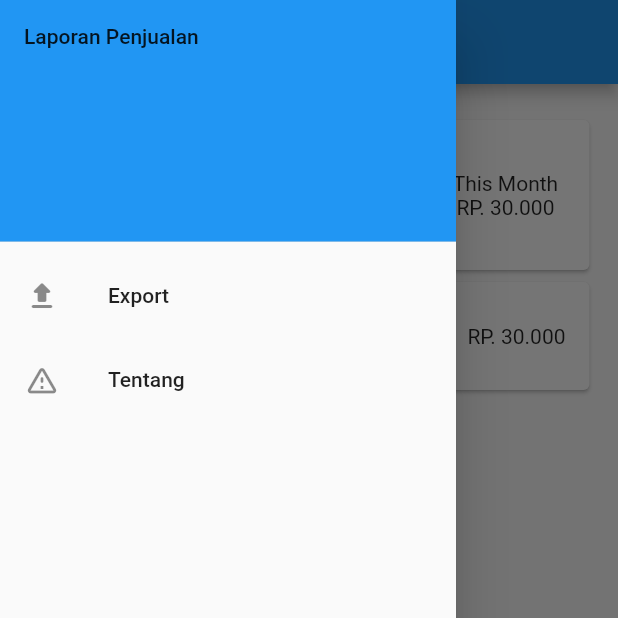
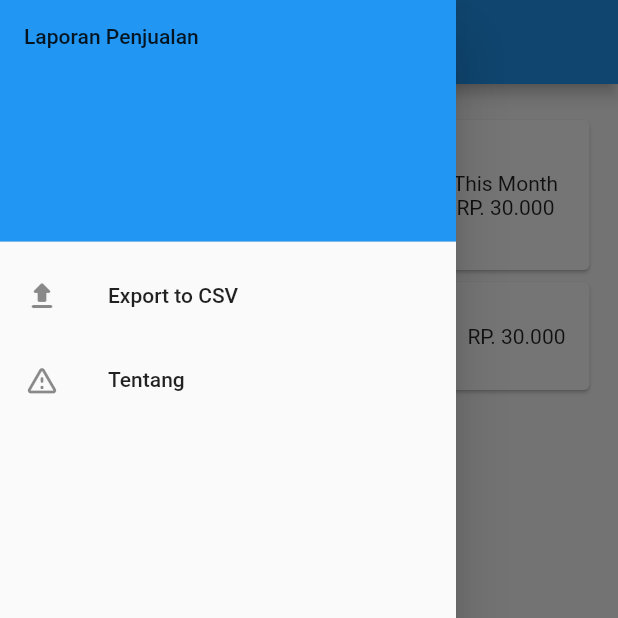
Before and after one commit to NaMLiM/Laporan-Penjualan, a Flutter app: the screen it shows after launch, with the side drawer open, on a phone screen of 412 x 824 dp, the top half of it. Run offline on Flutter 3.47's test engine with Material 2 defaults, Android fonts, the phone set to English and light mode, and no system bars; our stand-ins replace package_info_plus, sqflite; accounts and stored records are empty.

Commit message:
update home.dart

```diff
--- a/lib/page/home.dart
+++ b/lib/page/home.dart
@@ -47,7 +47,7 @@ class _HomeState extends State<Home> {
             ),
             ListTile(
                 leading: const Icon(Icons.upload_rounded),
-                title: const Text('Export'),
+                title: const Text('Export to CSV'),
                 onTap: () {}),
             ListTile(
                 leading: const Icon(Icons.warning_amber_rounded),
@@ -100,7 +100,6 @@ class _HomeState extends State<Home> {
                                 splashColor: Colors.blue.withAlpha(30),
                                 onTap: () {},
                                 child: SizedBox(
-                                    width: 170,
                                     height: 100,
                                     child: Row(
                                         mainAxisAlignment:
@@ -120,6 +119,9 @@ class _HomeState extends State<Home> {
                   Expanded(
                       child: ListView(shrinkWrap: true, children: [
                     Card(
+                        child: InkWell(
+                            splashColor: Colors.blue.withAlpha(30),
+                            onTap: () {},
                             child: ListTile(
                                 title: Text("Uang Masuk"),
                                 subtitle: Text("26-05-2001"),
@@ -127,7 +129,7 @@ class _HomeState extends State<Home> {
                                     backgroundColor: Colors.white,
                                     child: Icon(Icons.arrow_downward,
                                         color: Colors.green)),
-                            trailing: Text("RP. 30.000")))
+                                trailing: Text("RP. 30.000"))))
                   ]))
                 ]))),
         floatingActionButton: FloatingActionButton(
```
Lines whose indentation alone changed are shown as unchanged.
